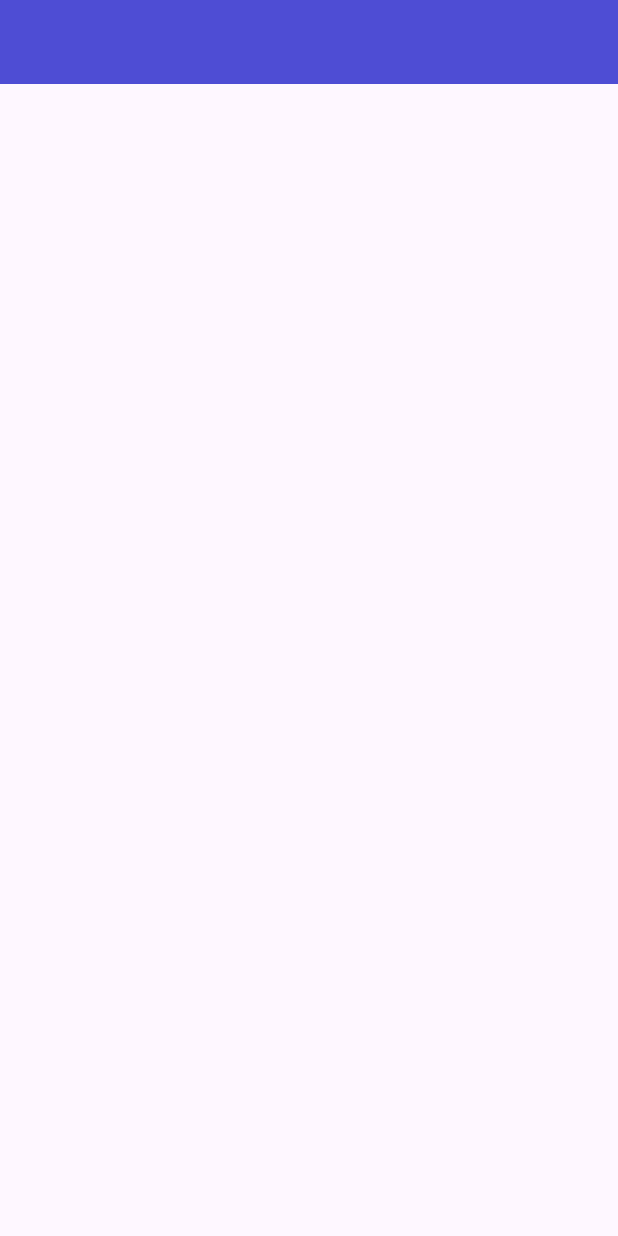
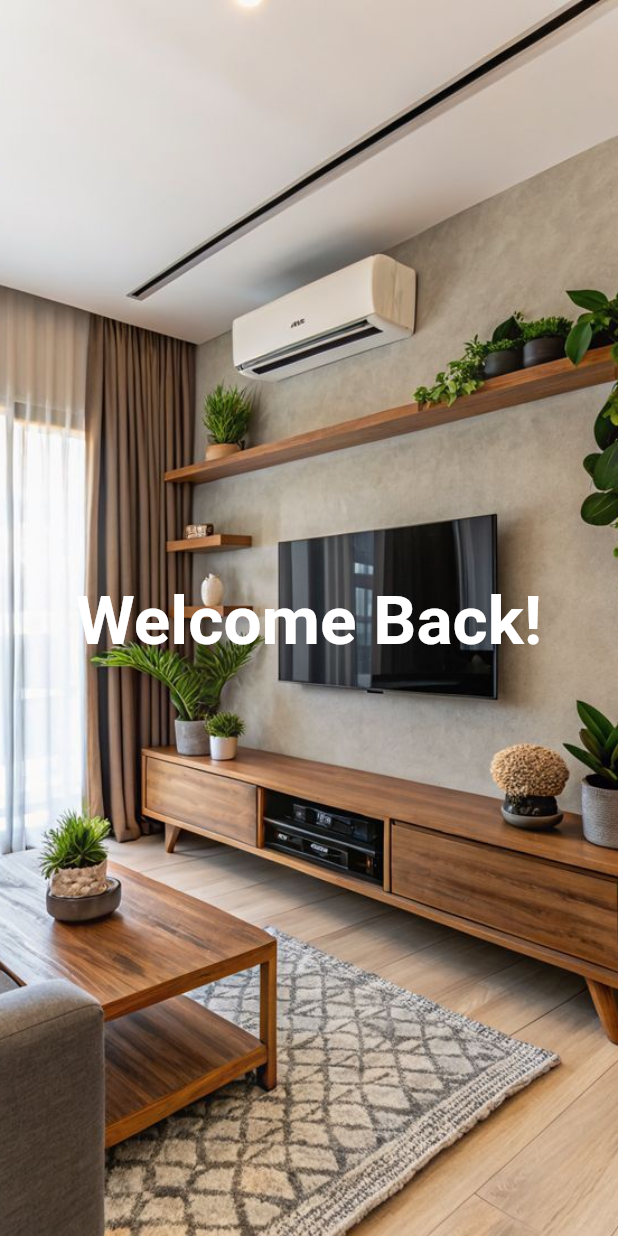
Before and after one commit to Fatekiz/hometogether, a Flutter app: the screen it shows after launch, on a phone screen of 412 x 824 dp. Run offline on Flutter 3.47's test engine with Material 3 defaults, Android fonts, the light colour scheme and no system bars; statements that could not run were skipped.

Commit message:
Creo CustomScaffold para reutilizar la pantalla

```diff
--- a/hometogether/lib/home.dart
+++ /dev/null
@@ -1,18 +0,0 @@
-import "package:flutter/material.dart";
-
-class HomeScreen extends StatefulWidget{
-  const HomeScreen({super.key});
-
-  @override
-  State<HomeScreen> createState() => _HomeScreen();
-}
-
-class _HomeScreen extends State<HomeScreen> {
-
-  @override
-  Widget build(BuildContext context){
-    return Scaffold(
-       appBar: AppBar(backgroundColor: Color.fromARGB(200, 30, 30, 200)),
-    );
-  }
-}
--- a/hometogether/lib/main.dart
+++ b/hometogether/lib/main.dart
@@ -1,12 +1,12 @@
 import 'package:flutter/material.dart';
-import "home.dart";
+import "welcome.dart";
 
 void main() {
   runApp(const MyApp()); // corre la clase MyApp
-
 }
 
-class MyApp extends StatefulWidget { // creo la clase MyApp como un dynamic Widget
+class MyApp extends StatefulWidget {
+  // creo la clase MyApp como un dynamic Widget
   const MyApp({super.key});
 
   @override
@@ -17,8 +17,9 @@ class _MyAppState extends State<MyApp> {
   @override
   Widget build(BuildContext context) {
     return MaterialApp(
+      debugShowCheckedModeBanner: false,
       title: "HomeTogether",
-      home: HomeScreen(),
+      home: WelcomeScreen(),
       theme: ThemeData.light(),
       darkTheme: ThemeData.dark(),
     );
--- /dev/null
+++ b/hometogether/lib/welcome.dart
@@ -0,0 +1,44 @@
+import "package:flutter/material.dart";
+import "widgets/custom_scaffold.dart";
+
+class WelcomeScreen extends StatefulWidget {
+  const WelcomeScreen({super.key});
+
+  @override
+  State<WelcomeScreen> createState() => _WelcomeScreen();
+}
+
+class _WelcomeScreen extends State<WelcomeScreen> {
+  @override
+  Widget build(BuildContext context) {
+    return CustomScaffold(
+      child: Column(
+        children: [
+          Flexible(
+            child: Container(
+              child: Center(
+                child: RichText(
+                  textAlign: TextAlign.center,
+                  text: const TextSpan(
+                    children: [
+                      TextSpan(
+                        text: "Welcome Back! \n",
+                        style: TextStyle(
+                          fontSize: 45.0,
+                          fontWeight: FontWeight.w600,
+                        ),
+                      ),
+                      TextSpan(
+                        text:
+                      ),
+                    ],
+                  ),
+                ),
+              ),
+            ),
+          ),
+        ],
+      ),
+    );
+  }
+}
--- /dev/null
+++ b/hometogether/lib/widgets/custom_scaffold.dart
@@ -0,0 +1,25 @@
+import "package:flutter/material.dart";
+
+class CustomScaffold extends StatelessWidget {
+  const CustomScaffold({super.key, required this.child});
+  final Widget? child;
+
+  @override
+  Widget build(BuildContext context) {
+    return Scaffold(
+      appBar: AppBar(backgroundColor: Colors.transparent, elevation: 0),
+      extendBodyBehindAppBar: true,
+      body: Stack(
+        children: [
+          Image.asset(
+            "assets/images/interior_house.jpeg",
+            fit: BoxFit.cover,
+            width: double.infinity,
+            height: double.infinity,
+          ),
+          SafeArea(child: child!),
+        ],
+      ),
+    );
+  }
+}
--- a/hometogether/pubspec.yaml
+++ b/hometogether/pubspec.yaml
@@ -57,6 +57,10 @@ flutter:
   # the material Icons class.
   uses-material-design: true
 
+
+  assets:
+  - assets/images/interior_house.jpeg
+
   # To add assets to your application, add an assets section, like this:
   # assets:
   #   - images/a_dot_burr.jpeg
```
Also changed, not shown: hometogether/assets/images/interior_house.jpeg (added), 1 other file.
